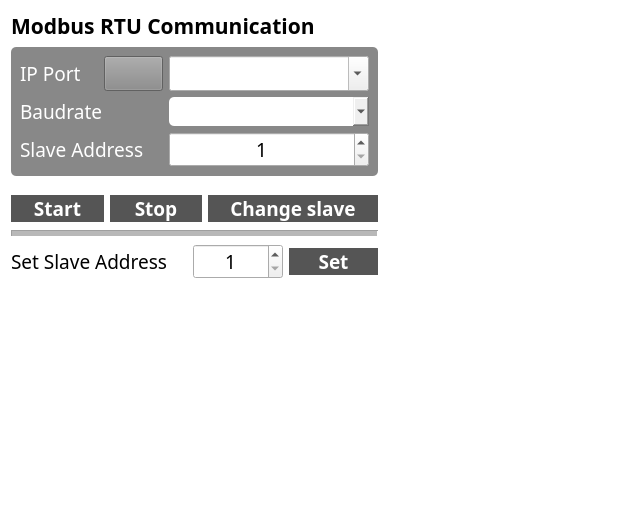
First picture: the form in ui/modbus_form.ui, repository PlanA2G/datc_user_interface, before the edit.
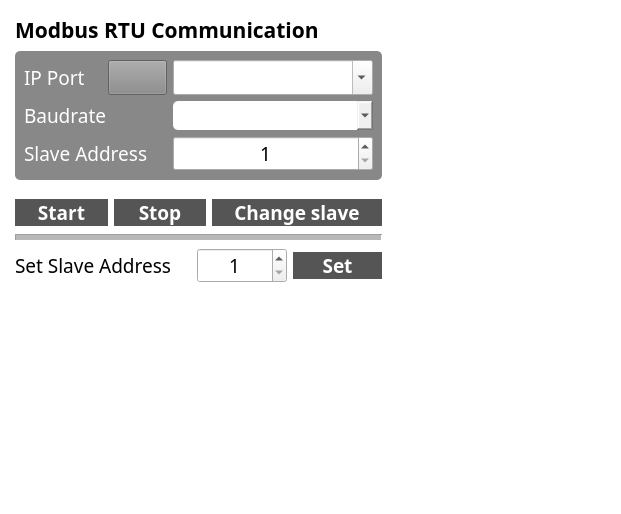
Second picture: the form after the edit. Icons and pictures are not drawn.

Commit message: update: checkBox indicator resized

The edit to the form file:
```diff
--- a/ui/modbus_form.ui
+++ b/ui/modbus_form.ui
@@ -84,6 +84,12 @@
 </string>
   </property>
   <layout class="QHBoxLayout" name="horizontalLayout_3">
+   <property name="leftMargin">
+    <number>15</number>
+   </property>
+   <property name="topMargin">
+    <number>15</number>
+   </property>
    <item>
     <layout class="QVBoxLayout" name="verticalLayout">
      <item>
```
The commit also changes 3 other files.
